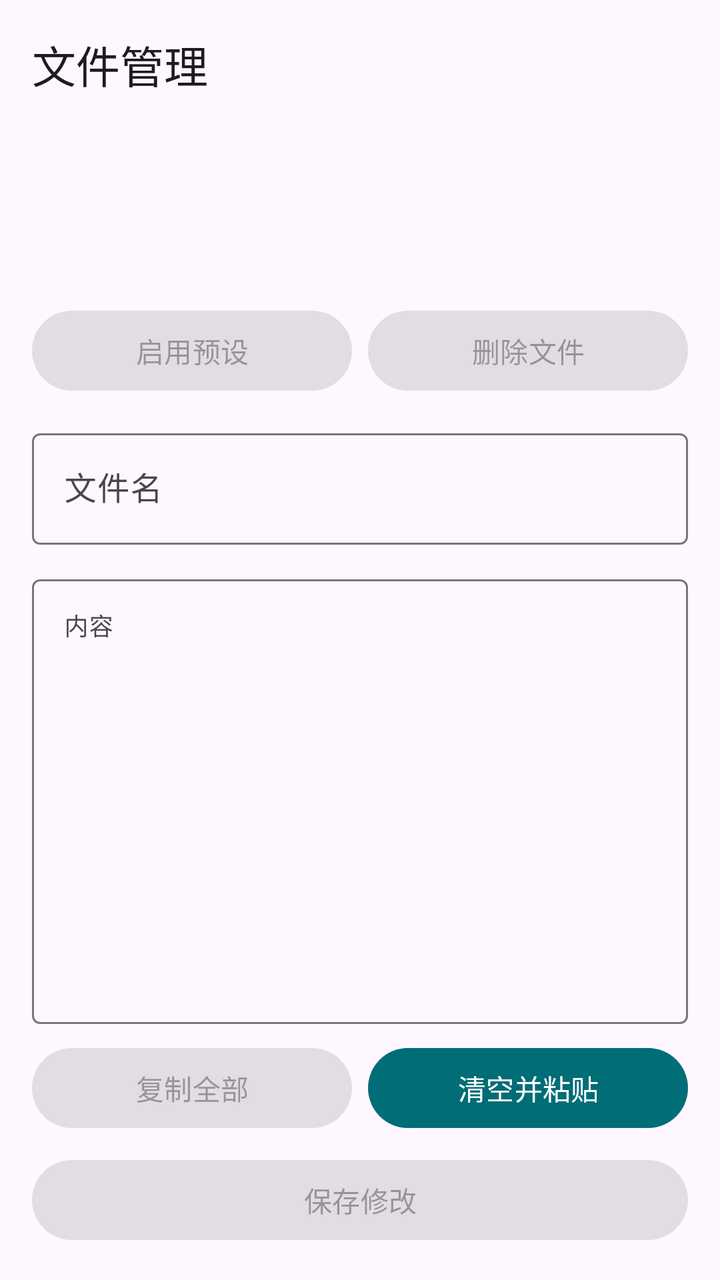
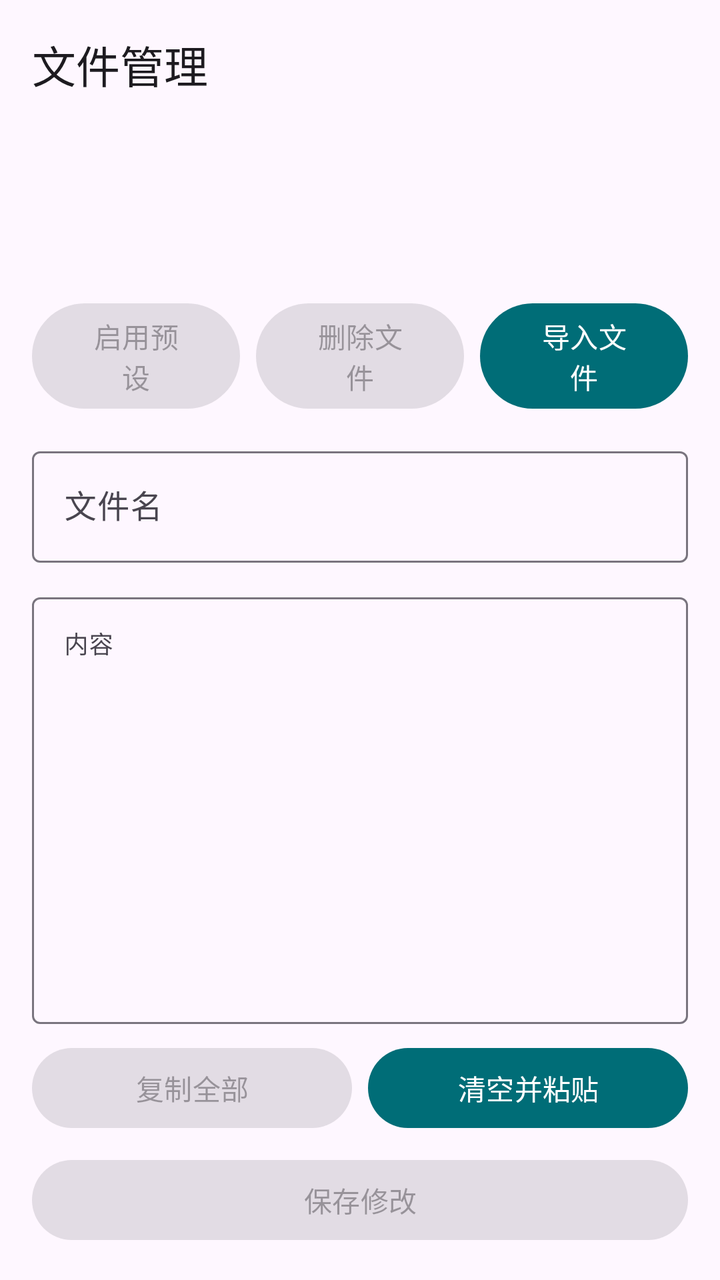

Compare the two renders of this Android layout. The source of the first and the diff that turns it into the second are given below.
<!-- AndroidManifest.xml: application theme Theme.PotDroid -->
<!-- res/layout/fragment_content.xml -->
<?xml version="1.0" encoding="utf-8"?>
<LinearLayout xmlns:android="http://schemas.android.com/apk/res/android"
    xmlns:app="http://schemas.android.com/apk/res-auto"
    android:layout_width="match_parent"
    android:layout_height="match_parent"
    android:orientation="vertical"
    android:padding="16dp">

    <TextView
        android:layout_width="match_parent"
        android:layout_height="wrap_content"
        android:text="文件管理"
        android:textAppearance="@style/TextAppearance.Material3.TitleLarge" />

    <androidx.recyclerview.widget.RecyclerView
        android:id="@+id/fileListRecyclerView"
        android:layout_width="match_parent"
        android:layout_height="0dp"
        android:layout_weight="0.4"
        android:layout_marginTop="12dp" />

    <LinearLayout
        android:id="@+id/actionButtons"
        android:layout_width="match_parent"
        android:layout_height="wrap_content"
        android:layout_marginTop="0dp"
        android:orientation="horizontal"
        android:visibility="visible">

        <Button
            android:id="@+id/setDefaultButton"
            android:layout_width="0dp"
            android:layout_height="wrap_content"
            android:layout_weight="1"
            android:enabled="false"
            android:text="启用预设" />

        <Button
            android:id="@+id/deleteButton"
            android:layout_width="0dp"
            android:layout_height="wrap_content"
            android:layout_marginStart="8dp"
            android:layout_weight="1"
            android:enabled="false"
            android:text="删除文件" />
    </LinearLayout>

    <com.google.android.material.textfield.TextInputLayout
        android:layout_width="match_parent"
        android:layout_height="wrap_content"
        android:layout_marginTop="12dp"
        android:hint="文件名">

        <com.google.android.material.textfield.TextInputEditText
            android:id="@+id/filenameInput"
            android:layout_width="match_parent"
            android:layout_height="wrap_content"
            android:inputType="text" />
    </com.google.android.material.textfield.TextInputLayout>

    <com.google.android.material.textfield.TextInputLayout
        android:layout_width="match_parent"
        android:layout_height="0dp"
        android:layout_marginTop="12dp"
        android:layout_weight="1"
        android:hint="内容">

        <com.google.android.material.textfield.TextInputEditText
            android:id="@+id/contentInput"
            android:layout_width="match_parent"
            android:layout_height="match_parent"
            android:fontFamily="monospace"
            android:gravity="top|start"
            android:inputType="textMultiLine"
            android:textSize="12sp" />
    </com.google.android.material.textfield.TextInputLayout>

    <LinearLayout
        android:id="@+id/clipboardButtons"
        android:layout_width="match_parent"
        android:layout_height="wrap_content"
        android:layout_marginTop="8dp"
        android:orientation="horizontal">

        <Button
            android:id="@+id/copyButton"
            android:layout_width="0dp"
            android:layout_height="wrap_content"
            android:layout_weight="1"
            android:enabled="false"
            android:text="复制全部" />

        <Button
            android:id="@+id/replaceFromClipboardButton"
            android:layout_width="0dp"
            android:layout_height="wrap_content"
            android:layout_marginStart="8dp"
            android:layout_weight="1"
            android:text="清空并粘贴" />
    </LinearLayout>

    <Button
        android:id="@+id/exportButton"
        android:layout_width="match_parent"
        android:layout_height="wrap_content"
        android:layout_marginTop="8dp"
        android:text="导出文件"
        android:visibility="gone" />

    <Button
        android:id="@+id/saveButton"
        android:layout_width="match_parent"
        android:layout_height="wrap_content"
        android:layout_marginTop="8dp"
        android:enabled="false"
        android:text="保存修改"
        android:visibility="visible" />

</LinearLayout>
<!-- resources referenced by this layout -->
<resources>
  <style name="Theme.PotDroid" parent="Theme.Material3.DayNight.NoActionBar">
          <item name="colorPrimary">#006D77</item>
          <item name="colorOnPrimary">#FFFFFF</item>
          <item name="android:statusBarColor">@android:color/transparent</item>
      </style>
</resources>

<!-- the commit's change to res/layout/fragment_content.xml (unified diff, before → after) -->
@@ -43,6 +43,14 @@
             android:layout_weight="1"
             android:enabled="false"
             android:text="删除文件" />
+
+        <Button
+            android:id="@+id/importButton"
+            android:layout_width="0dp"
+            android:layout_height="wrap_content"
+            android:layout_marginStart="8dp"
+            android:layout_weight="1"
+            android:text="导入文件" />
     </LinearLayout>
 
     <com.google.android.material.textfield.TextInputLayout
